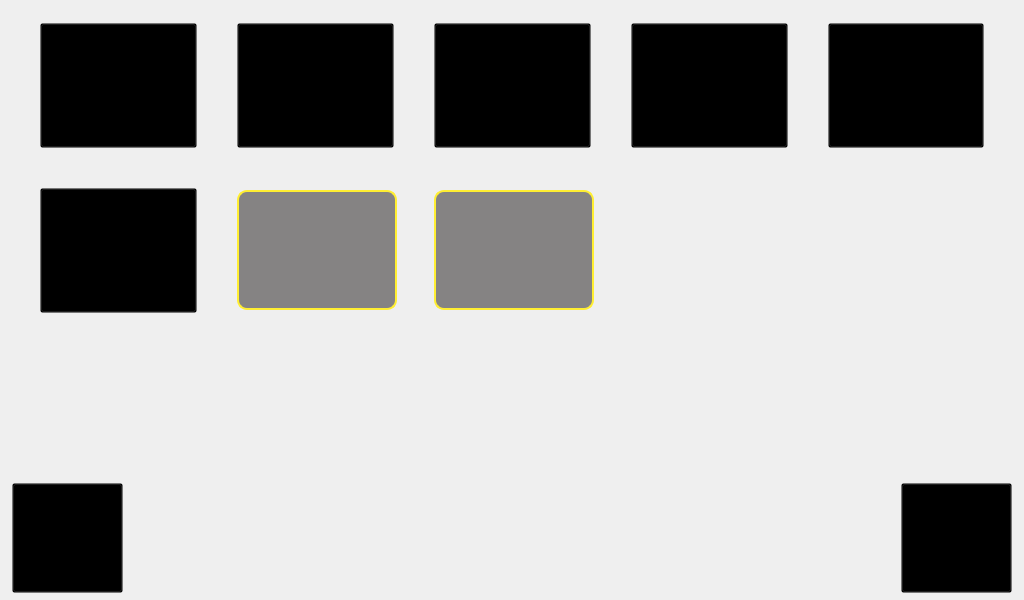
This is DMM/basicsettingwidget.ui in mickyTwenty/DMM as Qt 5 draws it before an edit. The edited form follows.
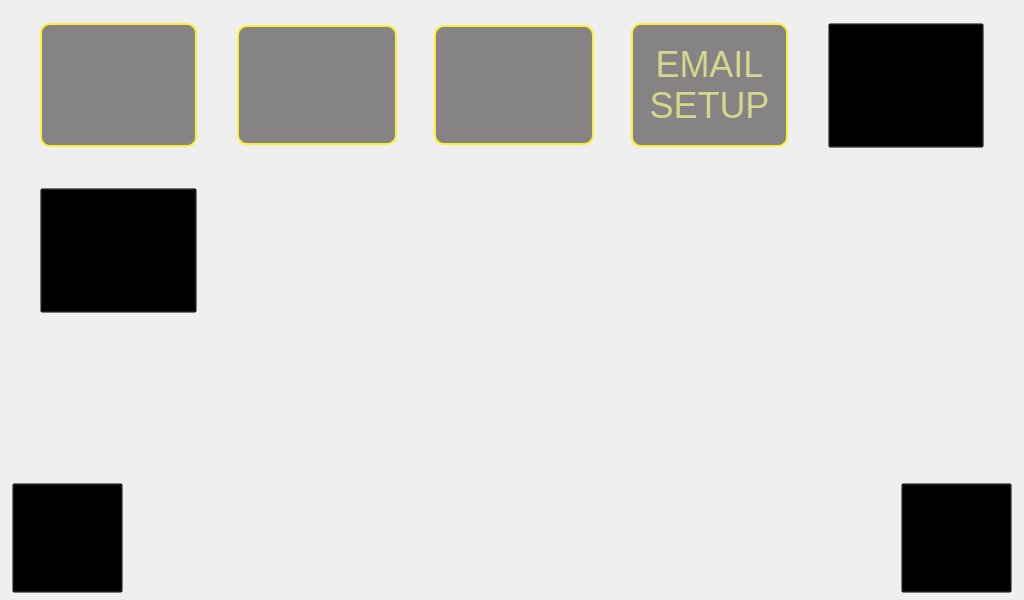
This is the edited form. Icons and pictures are not drawn.

```diff
--- a/DMM/basicsettingwidget.ui
+++ b/DMM/basicsettingwidget.ui
@@ -41,11 +41,13 @@
 }
 
 QPushButton {
-width: 160px;
-height: 120px;
-background: rgb(133, 131, 131);
-border: 2px solid  rgb(255, 238, 50);
-border-radius: 10px
+	width: 160px;
+	height: 120px;
+	background: rgb(133, 131, 131);
+	border: 2px solid  rgb(255, 238, 50);
+	border-radius: 10px;
+	color: #d5d58c;
+	font-size: 36px;
 }
 
 QPushButton:pressed {
@@ -80,71 +82,25 @@
       <number>40</number>
      </property>
      <item row="0" column="0">
-      <widget class="QToolButton" name="btnTruckid">
-       <property name="cursor">
-        <cursorShape>PointingHandCursor</cursorShape>
-       </property>
-       <property name="icon">
-        <iconset>
-         <normaloff>res/gui/settings_truckid.png</normaloff>res/gui/settings_truckid.png</iconset>
-       </property>
-       <property name="iconSize">
-        <size>
-         <width>159</width>
-         <height>118</height>
-        </size>
-       </property>
-      </widget>
-     </item>
-     <item row="0" column="3">
-      <widget class="QToolButton" name="btnEmailsetup">
-       <property name="cursor">
-        <cursorShape>PointingHandCursor</cursorShape>
-       </property>
-       <property name="icon">
-        <iconset>
-         <normaloff>res/gui/settings_email.png</normaloff>res/gui/settings_email.png</iconset>
-       </property>
-       <property name="iconSize">
-        <size>
-         <width>159</width>
-         <height>118</height>
-        </size>
-       </property>
-      </widget>
-     </item>
-     <item row="0" column="1">
-      <widget class="QToolButton" name="btnWifi">
-       <property name="cursor">
-        <cursorShape>PointingHandCursor</cursorShape>
-       </property>
-       <property name="icon">
-        <iconset>
-         <normaloff>res/gui/settings_wifi_none.png</normaloff>res/gui/settings_wifi_none.png</iconset>
-       </property>
-       <property name="iconSize">
-        <size>
-         <width>159</width>
-         <height>118</height>
-        </size>
-       </property>
-      </widget>
+      <widget class="QPushButton" name="btnTruckid"/>
      </item>
      <item row="0" column="2">
-      <widget class="QToolButton" name="btnWeightcode">
-       <property name="cursor">
-        <cursorShape>PointingHandCursor</cursorShape>
+      <widget class="QPushButton" name="btnWeightcode">
+       <property name="minimumSize">
+        <size>
+         <width>160</width>
+         <height>120</height>
+        </size>
        </property>
-       <property name="icon">
-        <iconset>
-         <normaloff>res/gui/settings_code_none.png</normaloff>res/gui/settings_code_none.png</iconset>
-       </property>
-       <property name="iconSize">
+       <property name="maximumSize">
         <size>
-         <width>159</width>
-         <height>118</height>
+         <width>160</width>
+         <height>120</height>
         </size>
        </property>
+       <property name="styleSheet">
+        <string notr="true"/>
+       </property>
       </widget>
      </item>
      <item row="0" column="4">
@@ -181,8 +137,8 @@
        </property>
       </widget>
      </item>
-     <item row="1" column="1">
-      <widget class="QPushButton" name="btnWifi1">
+     <item row="0" column="1">
+      <widget class="QPushButton" name="btnWifi">
        <property name="minimumSize">
         <size>
          <width>160</width>
@@ -200,22 +156,11 @@
        </property>
       </widget>
      </item>
-     <item row="1" column="2">
-      <widget class="QPushButton" name="btnWeightcode1">
-       <property name="minimumSize">
-        <size>
-         <width>160</width>
-         <height>120</height>
-        </size>
-       </property>
-       <property name="maximumSize">
-        <size>
-         <width>160</width>
-         <height>120</height>
-        </size>
-       </property>
-       <property name="styleSheet">
-        <string notr="true"/>
+     <item row="0" column="3">
+      <widget class="QPushButton" name="btnEmailsetup">
+       <property name="text">
+        <string>EMAIL
+SETUP</string>
        </property>
       </widget>
      </item>
```
Left out of the diff: 2 changed lines with no effect on the pictures.
